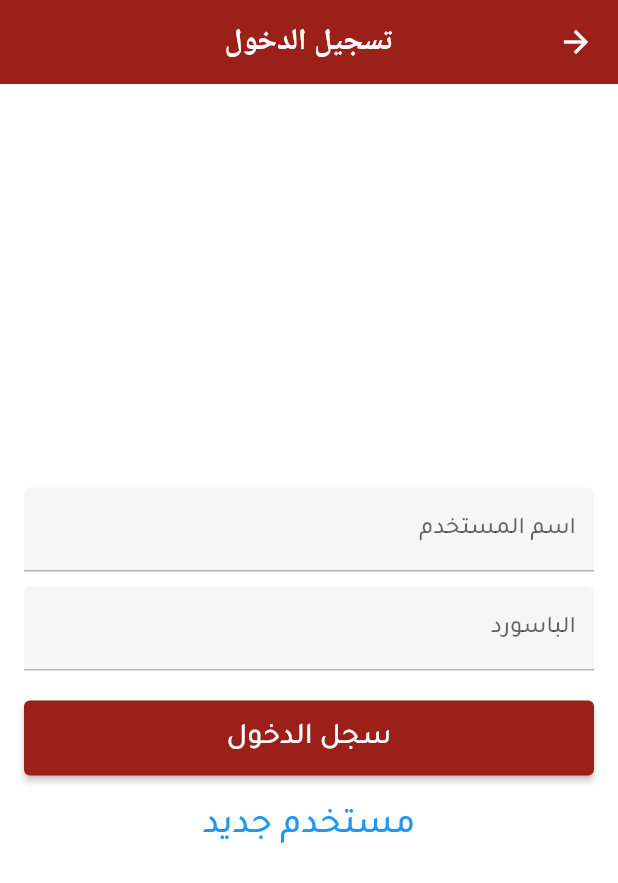
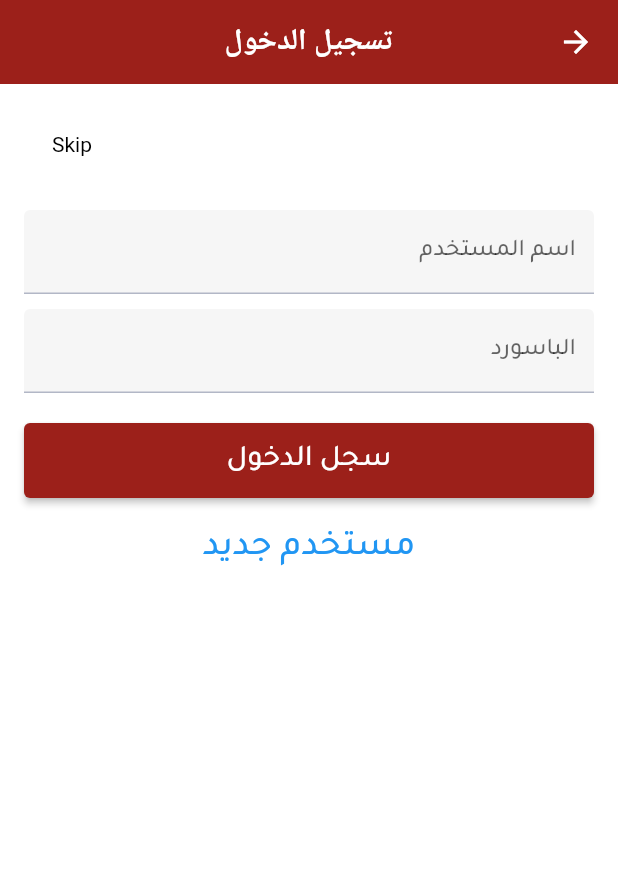
Before and after one commit to MahmoudAbdelmageed/Elmola, a Flutter app: the LoginPage screen opened directly, on a phone screen of 412 x 824 dp. Shown: the top 883 px of the screen. Run offline on Flutter 3.47's test engine with Material 2 defaults, Android fonts, the phone set to English and light mode, and no system bars; our stand-ins replace cached_network_image, card_swiper, firebase_core, firebase_messaging, flutter_local_notifications, flutter_rating_bar and 15 more; missing offline and left inert: flutter_cached_pdfview, flutter_downloader, launch_review, path_provider_android; accounts and stored records are empty; network calls fail; Roboto replaces fonts that are missing (Cairo).

Commit message:
skip button

```diff
--- a/lib/views/login/login_screen.dart
+++ b/lib/views/login/login_screen.dart
@@ -2,6 +2,9 @@ import 'package:el_mola/helper/navigation_class.dart';
 import 'package:el_mola/views/login/registraion_screen.dart';
 import 'package:flutter/material.dart';
 
+import '../../widgets/app_buttons/app_elevated_button.dart';
+import '../../widgets/app_buttons/app_text_button.dart';
+import '../../widgets/app_text.dart';
 import '../home/home_screen.dart';
 
 class LoginPage extends StatelessWidget {
@@ -19,14 +22,32 @@ class LoginPage extends StatelessWidget {
     return Scaffold(
       appBar: AppBar(
         title: Text('تسجيل الدخول'),
+
+
+
+
       ),
       body: Form(
         key: _formKey,
         child: Padding(
           padding: EdgeInsets.all(16.0),
           child: Column(
+            children: [
+              Align(
+                alignment: Alignment.topLeft,
+                child: AppTextButton(
+                  onPressed: (){
+                    NavigationClass.finalNavigate(context, HomeScreen());
+                  },
+                  text: "Skip",
+                  textColor: Colors.black,
+                  backgroundColor: Colors.white,
+                ),
+              ),
+              Column(
                 mainAxisAlignment: MainAxisAlignment.center,
                 children: [
+
                   SizedBox(height: 20.0),
                   TextFormField(
                     controller: usernameController,
@@ -80,6 +101,8 @@ class LoginPage extends StatelessWidget {
                   ),
                 ],
               ),
+            ],
+          ),
         ),
       ),
     );
```
Also changed, not shown: 1 other file. Lines whose indentation alone changed are shown as unchanged.
